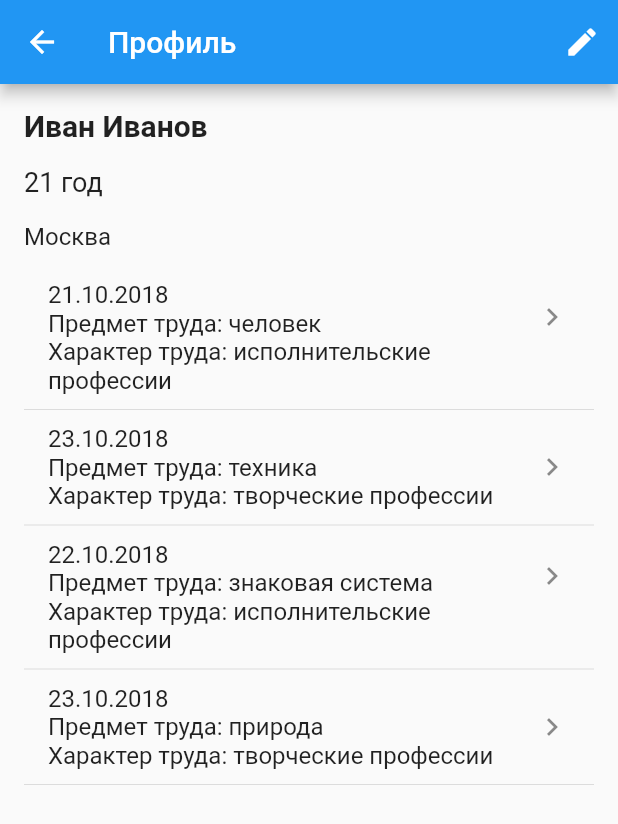
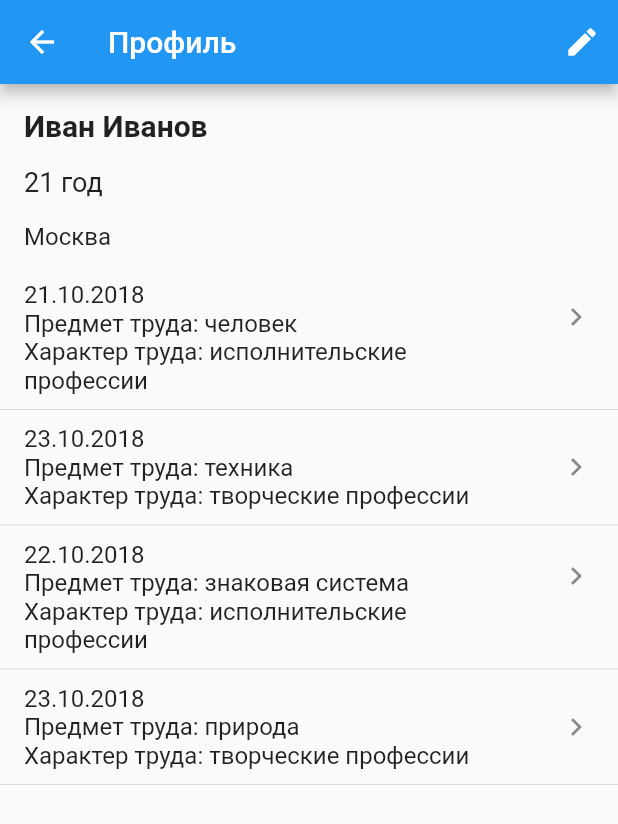
Before and after one commit to m-obrubov/mobile-kp, a Flutter app: the ProfilePage screen opened directly, on a phone screen of 412 x 824 dp. Shown: the top 824 px of the screen. Run offline on Flutter 3.47's test engine with Material 2 defaults, Android fonts, the phone set to English and light mode, and no system bars.

Commit message:
Рефакторинг. Изменена страница профиля: убараны padding`и у списка

```diff
--- a/questionnaire_fe/lib/pages/profile.dart
+++ b/questionnaire_fe/lib/pages/profile.dart
@@ -34,10 +34,12 @@ class ProfilePageState extends State<ProfilePage> {
           )
         ],
       ),
-      body: Container(
+      body: Column(
+        children: <Widget>[
+          Container(
             padding: EdgeInsets.all(16.0),
+            alignment: Alignment.topLeft,
             child: Column(
-          mainAxisAlignment: MainAxisAlignment.start,
               crossAxisAlignment: CrossAxisAlignment.start,
               children: <Widget>[
                 Text(
@@ -65,8 +67,8 @@ class ProfilePageState extends State<ProfilePage> {
                     fontSize: 16.0,
                   ),
                 ),
-            SizedBox(
-              height: 16.0,
+              ],
+            ),
           ),
           Expanded(
             child: ListView.builder(
@@ -86,7 +88,6 @@ class ProfilePageState extends State<ProfilePage> {
           )
         ],
       ),
-      ),
     );
   }
 
```
Lines whose indentation alone changed are shown as unchanged.
